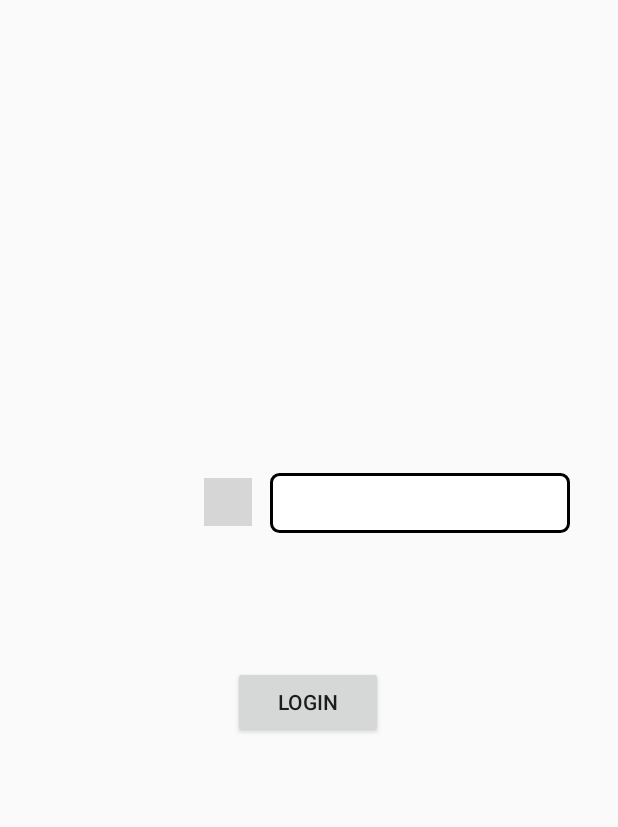
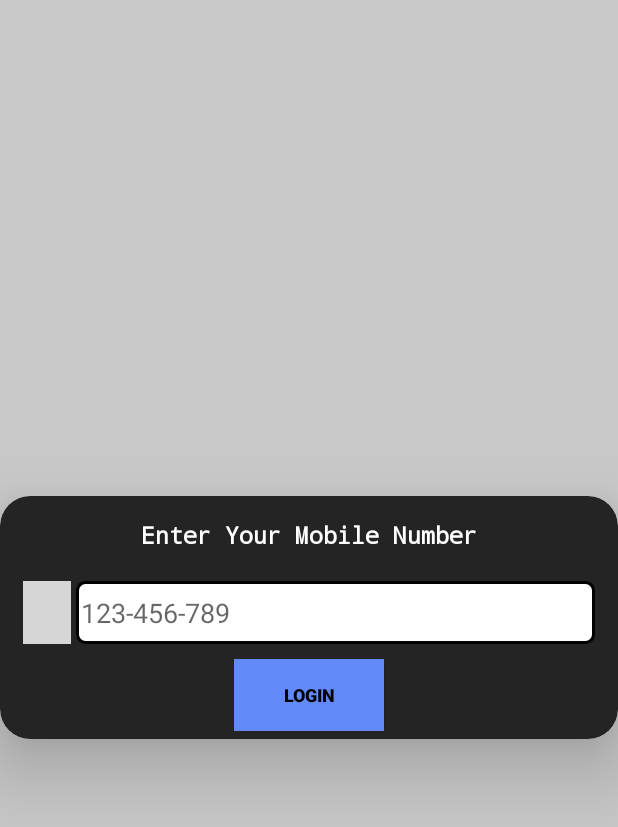
Before and after one commit to suyashshukla30/Helpers_Around_You, an Android app: the screen it shows after launch (Login), on a phone screen of 412 x 824 dp. Shown: the top 827 px of the screen. Run offline under Robolectric (Android 15) with nearby library versions, the phone set to English and light mode, and no system bars; libraries missing offline, so code that uses them is left out: com.hbb20; plain views replace CountryCodePicker; 2 statements that could not run were skipped; grey boxes are pictures that could not be loaded.

Commit message:
layout changes

```diff
--- a/app/src/main/AndroidManifest.xml
+++ b/app/src/main/AndroidManifest.xml
@@ -16,7 +16,7 @@
             android:name=".Login"
             android:exported="true" />
         <activity
-            android:name=".MainActivity"
+            android:name=".SplashScreen"
             android:exported="true">
             <intent-filter>
                 <action android:name="android.intent.action.MAIN" />
--- a/app/src/main/java/com/trackme/helpersaroundyou/MainActivity.java
+++ /dev/null
@@ -1,25 +0,0 @@
-package com.trackme.helpersaroundyou;
-
-import androidx.appcompat.app.AppCompatActivity;
-
-import android.content.Intent;
-import android.os.Bundle;
-import android.os.Handler;
-
-public class MainActivity extends AppCompatActivity {
-    private final int SPLASH_TIME_OUT=4000;
-    @Override
-    protected void onCreate(Bundle savedInstanceState) {
-        super.onCreate(savedInstanceState);
-        setContentView(R.layout.activity_main);
-        //this is splash screen
-
-        new Handler().postDelayed(new Runnable() {
-            @Override
-            public void run() {
-                Intent intent=new Intent(MainActivity.this,Login.class);
-                startActivity(intent);
-            }
-        },SPLASH_TIME_OUT);
-    }
-}
--- a/app/src/main/java/com/trackme/helpersaroundyou/SplashScreen.java
+++ b/app/src/main/java/com/trackme/helpersaroundyou/SplashScreen.java
@@ -2,13 +2,22 @@ package com.trackme.helpersaroundyou;
 
 import androidx.appcompat.app.AppCompatActivity;
 
+import android.content.Intent;
 import android.os.Bundle;
+import android.os.Handler;
 
 public class SplashScreen extends AppCompatActivity {
-
+    private final int SPLASH_TIME_OUT=4000;
     @Override
     protected void onCreate(Bundle savedInstanceState) {
         super.onCreate(savedInstanceState);
         setContentView(R.layout.activity_splash_screen);
+        new Handler().postDelayed(new Runnable() {
+            @Override
+            public void run() {
+                Intent intent=new Intent(SplashScreen.this,Login.class);
+                startActivity(intent);
+            }
+        },SPLASH_TIME_OUT);
     }
 }
--- a/app/src/main/java/com/trackme/helpersaroundyou/VerifyOTP.java
+++ b/app/src/main/java/com/trackme/helpersaroundyou/VerifyOTP.java
@@ -204,7 +204,7 @@ public class VerifyOTP extends AppCompatActivity {
                             dialog.setMessage("LOGIN...!!!");
                             dialog.setCancelable(false);
                             dialog.show();
-                            startActivity(new Intent(VerifyOTP.this ,MainActivity.class));
+                            startActivity(new Intent(VerifyOTP.this ,Settings.class));
                             finish();
 
                         } else {
--- a/app/src/main/res/layout/activity_login.xml
+++ b/app/src/main/res/layout/activity_login.xml
@@ -1,50 +1,93 @@
 <?xml version="1.0" encoding="utf-8"?>
 <androidx.constraintlayout.widget.ConstraintLayout xmlns:android="http://schemas.android.com/apk/res/android"
+    xmlns:app="http://schemas.android.com/apk/res-auto"
     xmlns:tools="http://schemas.android.com/tools"
     android:layout_width="match_parent"
     android:layout_height="match_parent"
-    xmlns:app="http://schemas.android.com/apk/res-auto"
+    android:background="#C8C8C8"
     tools:context=".Login">
+
+    <LinearLayout
+        android:layout_width="match_parent"
+        android:layout_height="match_parent"
+        android:gravity="center"
+        android:orientation="vertical">
+
+        <androidx.cardview.widget.CardView
+            android:layout_width="match_parent"
+            android:layout_height="wrap_content"
+            app:cardBackgroundColor="#252424"
+            app:cardCornerRadius="20dp"
+            app:cardElevation="30dp"
+            app:contentPadding="5dp">
+
+            <LinearLayout
+                android:layout_width="match_parent"
+                android:layout_height="match_parent"
+                android:layout_gravity="center"
+                android:orientation="vertical">
+
+                <TextView
+                    android:id="@+id/textView"
+                    android:layout_width="match_parent"
+                    android:layout_height="wrap_content"
+                    android:layout_gravity="center"
+                    android:fontFamily="monospace"
+                    android:gravity="center"
+                    android:padding="10dp"
+                    android:text="Enter Your Mobile Number"
+                    android:textColor="#FFFFFF"
+                    android:textSize="15dp"
+                    android:textStyle="bold" />
+
+                <LinearLayout
+                    android:layout_width="match_parent"
+                    android:layout_height="match_parent"
+                    android:layout_gravity="center"
+                    android:orientation="horizontal"
+                    android:padding="10dp">
 
                     <com.hbb20.CountryCodePicker
                         android:id="@+id/ccp"
                         android:layout_width="wrap_content"
-        android:layout_height="wrap_content"
-        android:layout_marginLeft="40dp"
-        android:layout_marginEnd="12dp"
-        android:layout_marginRight="12dp"
-        android:background="@drawable/edit_text_bg"
-        app:layout_constraintBottom_toBottomOf="parent"
-        app:layout_constraintEnd_toStartOf="@+id/etPhoneNo"
-        app:layout_constraintLeft_toLeftOf="parent"
-        app:layout_constraintTop_toTopOf="parent"
-        app:layout_constraintVertical_bias="0.402"
-        android:layout_marginStart="40dp" />
+                        android:layout_height="match_parent"
+                        android:background="@drawable/edit_text_bg">
+
+                    </com.hbb20.CountryCodePicker>
+
+                    <View
+                        android:id="@+id/divider"
+                        android:layout_width="3dp"
+                        android:layout_height="match_parent" />
 
                     <EditText
                         android:id="@+id/etPhoneNo"
-        android:layout_width="200dp"
-        android:layout_height="40dp"
-        android:layout_marginLeft="180dp"
+                        android:layout_width="match_parent"
+                        android:layout_height="42dp"
+                        android:autofillHints=""
+                        android:background="@drawable/edit_text_bg"
+                        android:hint="123-456-789"
                         android:inputType="phone"
-        android:padding="4dp"
-        app:layout_constraintBottom_toBottomOf="parent"
-        app:layout_constraintLeft_toLeftOf="parent"
-        app:layout_constraintTop_toTopOf="parent"
-        app:layout_constraintVertical_bias="0.402"
-        android:layout_marginStart="180dp"
-        android:background="@drawable/edit_text_bg"
-        android:autofillHints="" />
+                        android:padding="3dp"
+                        tools:ignore="SpeakableTextPresentCheck" />
+
+                </LinearLayout>
 
                 <Button
                     android:id="@+id/btnLogin"
                     android:layout_width="100dp"
                     android:layout_height="wrap_content"
-        android:layout_marginBottom="332dp"
-        app:layout_constraintBottom_toBottomOf="parent"
-        app:layout_constraintHorizontal_bias="0.498"
-        app:layout_constraintLeft_toLeftOf="parent"
-        app:layout_constraintRight_toRightOf="parent"
-        android:text="@string/login"/>
+                    android:layout_gravity="center"
+                    android:background="#628AF8"
+                    android:fontFamily="sans-serif-black"
+                    android:text="@string/login"
+                    android:textColor="#000000"
+                    android:textSize="12dp"
+                    android:textStyle="bold" />
+
+            </LinearLayout>
+
+        </androidx.cardview.widget.CardView>
+    </LinearLayout>
 
 </androidx.constraintlayout.widget.ConstraintLayout>
--- a/app/src/main/res/layout/activity_main.xml
+++ /dev/null
@@ -1,18 +0,0 @@
-<?xml version="1.0" encoding="utf-8"?>
-<androidx.constraintlayout.widget.ConstraintLayout xmlns:android="http://schemas.android.com/apk/res/android"
-    xmlns:app="http://schemas.android.com/apk/res-auto"
-    xmlns:tools="http://schemas.android.com/tools"
-    android:layout_width="match_parent"
-    android:layout_height="match_parent"
-    tools:context=".MainActivity">
-
-    <com.airbnb.lottie.LottieAnimationView
-        android:id="@+id/animationView"
-        android:layout_width="match_parent"
-        android:layout_height="0dp"
-        app:layout_constraintBottom_toBottomOf="parent"
-        app:layout_constraintTop_toTopOf="parent"
-        app:lottie_autoPlay="true"
-        app:lottie_loop="true"
-        app:lottie_rawRes="@raw/maps" />
-</androidx.constraintlayout.widget.ConstraintLayout>
--- a/app/src/main/res/layout/activity_splash_screen.xml
+++ b/app/src/main/res/layout/activity_splash_screen.xml
@@ -5,5 +5,13 @@
     android:layout_width="match_parent"
     android:layout_height="match_parent"
     tools:context=".SplashScreen">
-
+    <com.airbnb.lottie.LottieAnimationView
+        android:id="@+id/animationView"
+        android:layout_width="match_parent"
+        android:layout_height="0dp"
+        app:layout_constraintBottom_toBottomOf="parent"
+        app:layout_constraintTop_toTopOf="parent"
+        app:lottie_autoPlay="true"
+        app:lottie_loop="true"
+        app:lottie_rawRes="@raw/maps" />
 </androidx.constraintlayout.widget.ConstraintLayout>
```
Lines whose indentation alone changed are shown as unchanged.
